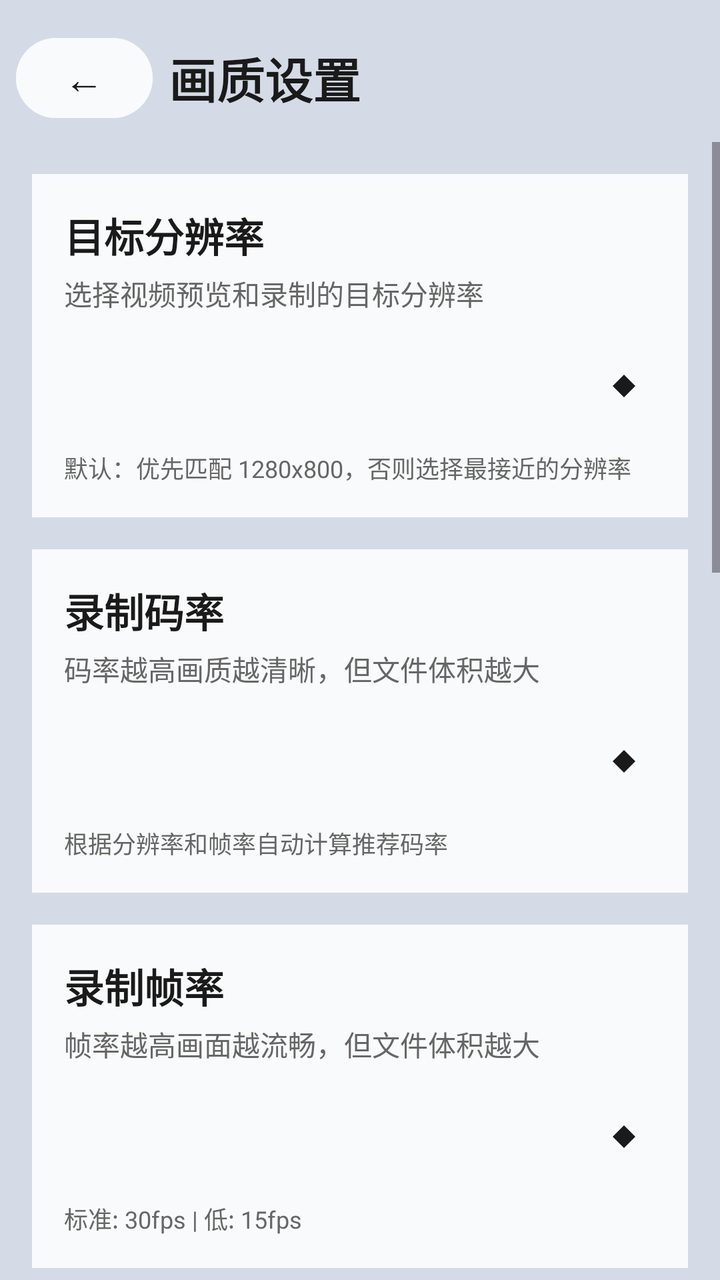
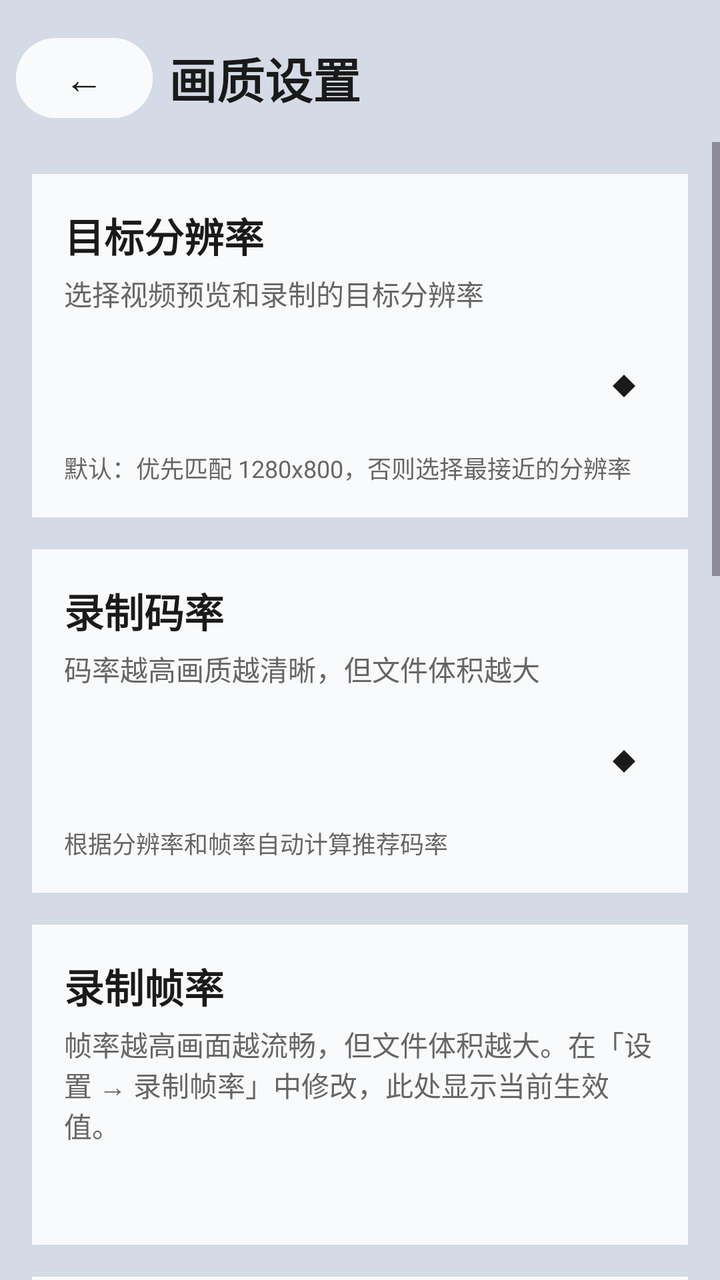

Compare the two renders of this Android layout. The source of the first and the diff that turns it into the second are given below.
<!-- AndroidManifest.xml: application theme Theme.Cam -->
<!-- res/layout/fragment_resolution_settings.xml -->
<?xml version="1.0" encoding="utf-8"?>
<LinearLayout xmlns:android="http://schemas.android.com/apk/res/android"
    android:layout_width="match_parent"
    android:layout_height="match_parent"
    android:orientation="vertical"
    android:background="@color/page_background">

    
    <LinearLayout
        android:id="@+id/toolbar"
        android:layout_width="match_parent"
        android:layout_height="wrap_content"
        android:orientation="horizontal"
        android:paddingTop="15dp"
        android:paddingBottom="8dp"
        android:paddingStart="8dp"
        android:paddingEnd="8dp"
        android:gravity="center_vertical"
        android:background="@color/menu_background">

        <Button
            android:id="@+id/btn_back"
            android:layout_width="wrap_content"
            android:layout_height="wrap_content"
            android:text="←"
            android:textSize="20sp"
            android:minWidth="48dp"
            android:minHeight="48dp"
            android:layout_marginEnd="8dp"
            android:backgroundTint="@color/button_background"
            android:textColor="@color/button_text" />

        <TextView
            android:layout_width="0dp"
            android:layout_height="wrap_content"
            android:layout_weight="1"
            android:text="画质设置"
            android:textColor="@color/text_primary"
            android:textSize="24sp"
            android:textStyle="bold" />
    </LinearLayout>

    
    <ScrollView
        android:layout_width="match_parent"
        android:layout_height="match_parent">

        <LinearLayout
            android:layout_width="match_parent"
            android:layout_height="wrap_content"
            android:orientation="vertical"
            android:padding="16dp">

            
            <LinearLayout
                android:layout_width="match_parent"
                android:layout_height="wrap_content"
                android:orientation="vertical"
                android:padding="16dp"
                android:background="@color/card_background"
                android:layout_marginBottom="16dp">

                <TextView
                    android:layout_width="match_parent"
                    android:layout_height="wrap_content"
                    android:text="目标分辨率"
                    android:textColor="@color/text_primary"
                    android:textSize="20sp"
                    android:textStyle="bold" />

                <TextView
                    android:layout_width="match_parent"
                    android:layout_height="wrap_content"
                    android:text="选择视频预览和录制的目标分辨率"
                    android:textColor="@color/text_secondary"
                    android:textSize="14sp"
                    android:layout_marginTop="4dp"
                    android:layout_marginBottom="12dp" />

                <Spinner
                    android:id="@+id/spinner_resolution"
                    android:layout_width="match_parent"
                    android:layout_height="48dp"
                    android:background="@drawable/spinner_background"
                    android:popupBackground="@color/card_background"
                    android:paddingStart="16dp"
                    android:paddingEnd="16dp" />

                <TextView
                    android:id="@+id/tv_resolution_desc"
                    android:layout_width="match_parent"
                    android:layout_height="wrap_content"
                    android:text="默认：优先匹配 1280x800，否则选择最接近的分辨率"
                    android:textColor="@color/text_secondary"
                    android:textSize="12sp"
                    android:layout_marginTop="8dp" />
            </LinearLayout>

            
            <LinearLayout
                android:layout_width="match_parent"
                android:layout_height="wrap_content"
                android:orientation="vertical"
                android:padding="16dp"
                android:background="@color/card_background"
                android:layout_marginBottom="16dp">

                <TextView
                    android:layout_width="match_parent"
                    android:layout_height="wrap_content"
                    android:text="录制码率"
                    android:textColor="@color/text_primary"
                    android:textSize="20sp"
                    android:textStyle="bold" />

                <TextView
                    android:layout_width="match_parent"
                    android:layout_height="wrap_content"
                    android:text="码率越高画质越清晰，但文件体积越大"
                    android:textColor="@color/text_secondary"
                    android:textSize="14sp"
                    android:layout_marginTop="4dp"
                    android:layout_marginBottom="12dp" />

                <Spinner
                    android:id="@+id/spinner_bitrate"
                    android:layout_width="match_parent"
                    android:layout_height="48dp"
                    android:background="@drawable/spinner_background"
                    android:popupBackground="@color/card_background"
                    android:paddingStart="16dp"
                    android:paddingEnd="16dp" />

                <TextView
                    android:id="@+id/tv_bitrate_desc"
                    android:layout_width="match_parent"
                    android:layout_height="wrap_content"
                    android:text="根据分辨率和帧率自动计算推荐码率"
                    android:textColor="@color/text_secondary"
                    android:textSize="12sp"
                    android:layout_marginTop="8dp" />
            </LinearLayout>

            
            <LinearLayout
                android:layout_width="match_parent"
                android:layout_height="wrap_content"
                android:orientation="vertical"
                android:padding="16dp"
                android:background="@color/card_background"
                android:layout_marginBottom="16dp">

                <TextView
                    android:layout_width="match_parent"
                    android:layout_height="wrap_content"
                    android:text="录制帧率"
                    android:textColor="@color/text_primary"
                    android:textSize="20sp"
                    android:textStyle="bold" />

                <TextView
                    android:layout_width="match_parent"
                    android:layout_height="wrap_content"
                    android:text="帧率越高画面越流畅，但文件体积越大"
                    android:textColor="@color/text_secondary"
                    android:textSize="14sp"
                    android:layout_marginTop="4dp"
                    android:layout_marginBottom="12dp" />

                <Spinner
                    android:id="@+id/spinner_framerate"
                    android:layout_width="match_parent"
                    android:layout_height="48dp"
                    android:background="@drawable/spinner_background"
                    android:popupBackground="@color/card_background"
                    android:paddingStart="16dp"
                    android:paddingEnd="16dp" />

                <TextView
                    android:id="@+id/tv_framerate_desc"
                    android:layout_width="match_parent"
                    android:layout_height="wrap_content"
                    android:text="标准: 30fps | 低: 15fps"
                    android:textColor="@color/text_secondary"
                    android:textSize="12sp"
                    android:layout_marginTop="8dp" />
            </LinearLayout>

            
            <LinearLayout
                android:layout_width="match_parent"
                android:layout_height="wrap_content"
                android:orientation="vertical"
                android:padding="16dp"
                android:background="@color/card_background"
                android:layout_marginBottom="16dp">

                <TextView
                    android:layout_width="match_parent"
                    android:layout_height="wrap_content"
                    android:text="亮度/降噪调节"
                    android:textColor="@color/text_primary"
                    android:textSize="20sp"
                    android:textStyle="bold" />

                <TextView
                    android:layout_width="match_parent"
                    android:layout_height="wrap_content"
                    android:text="调整相机的曝光、白平衡等参数（实时生效）"
                    android:textColor="@color/text_secondary"
                    android:textSize="14sp"
                    android:layout_marginTop="4dp"
                    android:layout_marginBottom="12dp" />

                
                <LinearLayout
                    android:id="@+id/layout_image_adjust_buttons"
                    android:layout_width="match_parent"
                    android:layout_height="wrap_content"
                    android:orientation="horizontal">

                    <Button
                        android:id="@+id/btn_open_adjust_window"
                        android:layout_width="0dp"
                        android:layout_height="wrap_content"
                        android:layout_weight="1"
                        android:text="打开调节悬浮窗"
                        android:textSize="14sp"
                        android:backgroundTint="@color/button_accent"
                        android:textColor="@color/button_text" />

                    <View
                        android:layout_width="8dp"
                        android:layout_height="0dp" />

                    <Button
                        android:id="@+id/btn_reset_adjust"
                        android:layout_width="0dp"
                        android:layout_height="wrap_content"
                        android:layout_weight="1"
                        android:text="恢复默认"
                        android:textSize="14sp"
                        android:backgroundTint="@color/button_background"
                        android:textColor="@color/button_text" />
                </LinearLayout>

                
                <LinearLayout
                    android:id="@+id/layout_image_adjust_params"
                    android:layout_width="match_parent"
                    android:layout_height="wrap_content"
                    android:orientation="vertical"
                    android:layout_marginTop="12dp">

                    
                    <TextView
                        android:layout_width="match_parent"
                        android:layout_height="wrap_content"
                        android:text="【当前设置】"
                        android:textColor="@color/text_primary"
                        android:textSize="14sp"
                        android:textStyle="bold"
                        android:layout_marginTop="4dp" />

                    <TextView
                        android:id="@+id/tv_image_adjust_current"
                        android:layout_width="match_parent"
                        android:layout_height="wrap_content"
                        android:text="曝光补偿：0\n白平衡：自动"
                        android:textColor="@color/text_secondary"
                        android:textSize="13sp"
                        android:lineSpacingExtra="2dp"
                        android:layout_marginTop="4dp" />

                    
                    <TextView
                        android:layout_width="match_parent"
                        android:layout_height="wrap_content"
                        android:text="【设备支持】"
                        android:textColor="@color/text_primary"
                        android:textSize="14sp"
                        android:textStyle="bold"
                        android:layout_marginTop="12dp" />

                    <TextView
                        android:id="@+id/tv_image_adjust_supported"
                        android:layout_width="match_parent"
                        android:layout_height="wrap_content"
                        android:text="曝光补偿范围：-12 ~ +12\n支持的白平衡模式：自动、日光、阴天..."
                        android:textColor="@color/text_secondary"
                        android:textSize="13sp"
                        android:lineSpacingExtra="2dp"
                        android:layout_marginTop="4dp" />
                </LinearLayout>
            </LinearLayout>

            
            <LinearLayout
                android:layout_width="match_parent"
                android:layout_height="wrap_content"
                android:orientation="vertical"
                android:padding="16dp"
                android:background="@color/card_background"
                android:layout_marginBottom="16dp">

                <TextView
                    android:layout_width="match_parent"
                    android:layout_height="wrap_content"
                    android:text="当前录制参数"
                    android:textColor="@color/text_primary"
                    android:textSize="20sp"
                    android:textStyle="bold" />

                <TextView
                    android:layout_width="match_parent"
                    android:layout_height="wrap_content"
                    android:text="实际应用的分辨率、帧率、码率（重启应用后更新）"
                    android:textColor="@color/text_secondary"
                    android:textSize="14sp"
                    android:layout_marginTop="4dp"
                    android:layout_marginBottom="12dp" />

                <TextView
                    android:id="@+id/tv_current_params"
                    android:layout_width="match_parent"
                    android:layout_height="wrap_content"
                    android:text="正在获取..."
                    android:textColor="@color/text_primary"
                    android:textSize="14sp"
                    android:fontFamily="monospace"
                    android:lineSpacingExtra="4dp" />
            </LinearLayout>

            
            <LinearLayout
                android:layout_width="match_parent"
                android:layout_height="wrap_content"
                android:orientation="vertical"
                android:padding="16dp"
                android:background="@color/card_background"
                android:layout_marginBottom="16dp">

                <TextView
                    android:layout_width="match_parent"
                    android:layout_height="wrap_content"
                    android:text="摄像头硬件信息"
                    android:textColor="@color/text_primary"
                    android:textSize="20sp"
                    android:textStyle="bold" />

                <TextView
                    android:layout_width="match_parent"
                    android:layout_height="wrap_content"
                    android:text="各摄像头支持的帧率和分辨率"
                    android:textColor="@color/text_secondary"
                    android:textSize="14sp"
                    android:layout_marginTop="4dp"
                    android:layout_marginBottom="12dp" />

                <TextView
                    android:id="@+id/tv_hardware_info"
                    android:layout_width="match_parent"
                    android:layout_height="wrap_content"
                    android:text="正在检测..."
                    android:textColor="@color/text_primary"
                    android:textSize="12sp"
                    android:fontFamily="monospace"
                    android:lineSpacingExtra="2dp" />
            </LinearLayout>

            
            <LinearLayout
                android:layout_width="match_parent"
                android:layout_height="wrap_content"
                android:orientation="vertical"
                android:padding="16dp"
                android:background="@color/card_background"
                android:layout_marginBottom="16dp">

                <TextView
                    android:layout_width="match_parent"
                    android:layout_height="wrap_content"
                    android:text="说明"
                    android:textColor="@color/text_primary"
                    android:textSize="18sp"
                    android:textStyle="bold"
                    android:layout_marginBottom="8dp" />

                <TextView
                    android:layout_width="match_parent"
                    android:layout_height="wrap_content"
                    android:text="• 默认选项：优先匹配 1280×800，如果摄像头不支持则自动选择最接近的分辨率\n\n• 指定分辨率：优先精确匹配所选分辨率，如果某个摄像头不支持则选择最接近的\n\n• 分辨率越高，画质越清晰，但占用更多存储空间和性能\n\n• 修改分辨率后需要重启应用才会生效"
                    android:textColor="@color/text_secondary"
                    android:textSize="14sp"
                    android:lineSpacingExtra="2dp" />
            </LinearLayout>


        </LinearLayout>
    </ScrollView>

</LinearLayout>
<!-- resources referenced by this layout -->
<resources>
  <color name="button_accent">#FF4A90D9</color>
  <color name="button_background">#FFF9FAFB</color>
  <color name="button_text">#FF1A1A1A</color>
  <color name="card_background">#FFF9FAFB</color>
  <color name="menu_background">#FFD4DBE6</color>
  <color name="page_background">#FFD4DBE6</color>
  <color name="text_primary">#FF1A1A1A</color>
  <color name="text_secondary">#FF666666</color>
  <!-- drawable spinner_background (drawable) -->
  <?xml version="1.0" encoding="utf-8"?>
  <layer-list xmlns:android="http://schemas.android.com/apk/res/android">
      
      <item>
          <shape android:shape="rectangle">
              <solid android:color="@color/button_background" />
              <corners android:radius="8dp" />
          </shape>
      </item>
      
      <item
          android:gravity="center_vertical|end"
          android:right="12dp">
          <rotate
              android:fromDegrees="135"
              android:toDegrees="135"
              android:pivotX="50%"
              android:pivotY="50%">
              <shape android:shape="rectangle">
                  <size
                      android:width="8dp"
                      android:height="8dp" />
                  <solid android:color="@color/button_text" />
              </shape>
          </rotate>
      </item>
  </layer-list>
  <style name="Theme.Cam" parent="Base.Theme.Cam" />
  <style name="Base.Theme.Cam" parent="Theme.Material3.DayNight.NoActionBar">
          
          <item name="colorPrimary">#424242</item>
          <item name="colorPrimaryVariant">#2A2A2A</item>
          <item name="colorOnPrimary">#FFFFFF</item>
          <item name="colorSecondary">#616161</item>
          <item name="colorSecondaryVariant">#424242</item>
          <item name="colorOnSecondary">#FFFFFF</item>
          <item name="android:colorBackground">#1A1A1A</item>
          <item name="colorSurface">#2A2A2A</item>
          <item name="colorOnSurface">#FFFFFF</item>
          <item name="android:statusBarColor">#2A2A2A</item>
          <item name="android:navigationBarColor">#000000</item>
          
          <item name="android:windowBackground">@color/page_background</item>
          
          <item name="android:windowSplashScreenBackground">@color/page_background</item>
          <item name="android:windowSplashScreenAnimatedIcon">@mipmap/ic_launcher</item>
      </style>
</resources>

<!-- the commit's change to res/layout/fragment_resolution_settings.xml (unified diff, before → after) -->
@@ -161,29 +161,18 @@
                 <TextView
                     android:layout_width="match_parent"
                     android:layout_height="wrap_content"
-                    android:text="帧率越高画面越流畅，但文件体积越大"
-                    android:textColor="@color/text_secondary"
-                    android:textSize="14sp"
-                    android:layout_marginTop="4dp"
-                    android:layout_marginBottom="12dp" />
-
-                <Spinner
-                    android:id="@+id/spinner_framerate"
-                    android:layout_width="match_parent"
-                    android:layout_height="48dp"
-                    android:background="@drawable/spinner_background"
-                    android:popupBackground="@color/card_background"
-                    android:paddingStart="16dp"
-                    android:paddingEnd="16dp" />
+                    android:text="帧率越高画面越流畅，但文件体积越大。在「设置 → 录制帧率」中修改，此处显示当前生效值。"
+                    android:textColor="@color/text_secondary"
+                    android:textSize="14sp"
+                    android:layout_marginTop="4dp"
+                    android:layout_marginBottom="12dp" />
 
                 <TextView
                     android:id="@+id/tv_framerate_desc"
                     android:layout_width="match_parent"
                     android:layout_height="wrap_content"
-                    android:text="标准: 30fps | 低: 15fps"
-                    android:textColor="@color/text_secondary"
-                    android:textSize="12sp"
-                    android:layout_marginTop="8dp" />
+                    android:textColor="@color/text_primary"
+                    android:textSize="16sp" />
             </LinearLayout>
 
             
